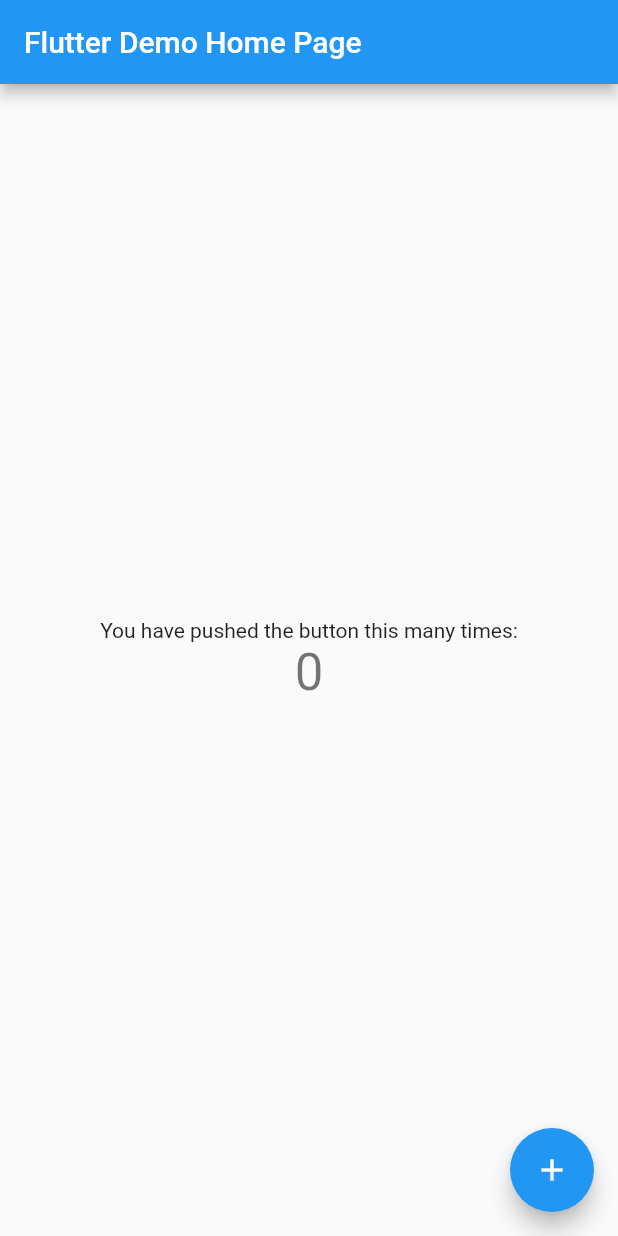
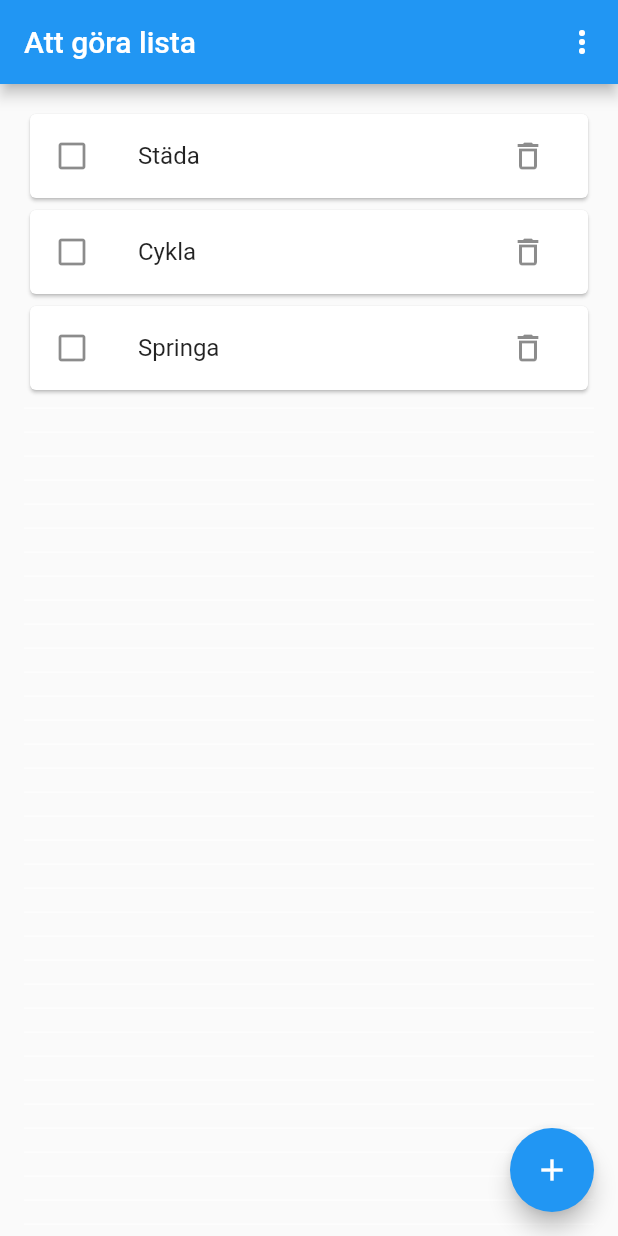
Before and after one commit to gu-tig169-ht21/gussilvol, a Flutter app: the screen it shows after launch, on a phone screen of 412 x 824 dp. Run offline on Flutter 3.47's test engine with Material 2 defaults, Android fonts, the phone set to English and light mode, and no system bars.

Commit message:
commitar steg 1

```diff
--- a/lib/main.dart
+++ b/lib/main.dart
@@ -1,115 +1,128 @@
 import 'package:flutter/material.dart';
+import 'package:flutter/rendering.dart';
+
+final List<String> _input = <String>["Städa", "Cykla", "Springa"];
+final _textEdit = TextEditingController();
+final _klar = <String>[];
 
 void main() {
-  runApp(const MyApp());
+  runApp(const MaterialApp(
+    title: "To-Do",
+    home: Hem(),
+  ));
 }
 
-class MyApp extends StatelessWidget {
-  const MyApp({Key? key}) : super(key: key);
+class Hem extends StatefulWidget {
+  const Hem({Key? key}) : super(key: key);
+  @override
+  _HemState createState() => _HemState();
+}
 
-  // This widget is the root of your application.
+class _HemState extends State<Hem> {
   @override
   Widget build(BuildContext context) {
-    return MaterialApp(
-      title: 'Flutter Demo',
-      theme: ThemeData(
-        // This is the theme of your application.
-        //
-        // Try running your application with "flutter run". You'll see the
-        // application has a blue toolbar. Then, without quitting the app, try
-        // changing the primarySwatch below to Colors.green and then invoke
-        // "hot reload" (press "r" in the console where you ran "flutter run",
-        // or simply save your changes to "hot reload" in a Flutter IDE).
-        // Notice that the counter didn't reset back to zero; the application
-        // is not restarted.
-        primarySwatch: Colors.blue,
+    return Scaffold(
+      appBar: AppBar(
+        actions: [
+          IconButton(
+              icon: const Icon(Icons.more_vert),
+              onPressed: () {
+                /*Navigator.push(
+                  context,
+                  MaterialPageRoute(builder: (context) => const GorInput()),
+                ).then((value) => setState(() {}));*/
+              })
+        ],
+        title: const Text("Att göra lista"),
       ),
-      home: const MyHomePage(title: 'Flutter Demo Home Page'),
+      body: gorLista(),
+      floatingActionButton: FloatingActionButton(
+          child: const Icon(Icons.add),
+          onPressed: () {
+            Navigator.push(
+              context,
+              MaterialPageRoute(builder: (context) => const GorInput()),
+            ).then((value) => setState(() {}));
+          }),
     );
+  }
+
+  Widget gorLista() {
+    return ListView.builder(
+        padding: const EdgeInsets.all(16.0),
+        itemBuilder: (BuildContext _context, int n) {
+          if (n < _input.length) {
+            return _gorRad(_input[n]);
+          } else {
+            return const Divider(
+              color: Colors.white,
+            );
+          }
+        });
+  }
+
+  Widget _gorRad(String text) {
+    final _fardig = _klar.contains(text);
+
+    _input.contains(text) ? null : _input.add(text);
+    return Card(
+        child: ListTile(
+      title: Text(
+        text,
+        style: TextStyle(
+          decoration: _fardig ? TextDecoration.lineThrough : null,
+        ),
+      ),
+      leading: Icon(
+        _fardig ? Icons.check_box : Icons.check_box_outline_blank_outlined,
+        color: _fardig ? Colors.pink : null,
+      ),
+      onTap: () {
+        setState(() {
+          _fardig ? _klar.remove(text) : _klar.add(text);
+        });
+      },
+      trailing: IconButton(
+        onPressed: () {
+          setState(() {
+            _input.remove(text);
+          });
+        },
+        icon: const Icon(Icons.delete_outline),
+      ),
+    ));
   }
 }
 
-class MyHomePage extends StatefulWidget {
-  const MyHomePage({Key? key, required this.title}) : super(key: key);
-
-  // This widget is the home page of your application. It is stateful, meaning
-  // that it has a State object (defined below) that contains fields that affect
-  // how it looks.
-
-  // This class is the configuration for the state. It holds the values (in this
-  // case the title) provided by the parent (in this case the App widget) and
-  // used by the build method of the State. Fields in a Widget subclass are
-  // always marked "final".
-
-  final String title;
-
+class GorInput extends StatefulWidget {
+  const GorInput({Key? key}) : super(key: key);
   @override
-  State<MyHomePage> createState() => _MyHomePageState();
+  _GorInputState createState() => _GorInputState();
 }
 
-class _MyHomePageState extends State<MyHomePage> {
-  int _counter = 0;
-
-  void _incrementCounter() {
-    setState(() {
-      // This call to setState tells the Flutter framework that something has
-      // changed in this State, which causes it to rerun the build method below
-      // so that the display can reflect the updated values. If we changed
-      // _counter without calling setState(), then the build method would not be
-      // called again, and so nothing would appear to happen.
-      _counter++;
-    });
-  }
-
+class _GorInputState extends State<GorInput> {
   @override
   Widget build(BuildContext context) {
-    // This method is rerun every time setState is called, for instance as done
-    // by the _incrementCounter method above.
-    //
-    // The Flutter framework has been optimized to make rerunning build methods
-    // fast, so that you can just rebuild anything that needs updating rather
-    // than having to individually change instances of widgets.
     return Scaffold(
-      appBar: AppBar(
-        // Here we take the value from the MyHomePage object that was created by
-        // the App.build method, and use it to set our appbar title.
-        title: Text(widget.title),
-      ),
-      body: Center(
-        // Center is a layout widget. It takes a single child and positions it
-        // in the middle of the parent.
-        child: Column(
-          // Column is also a layout widget. It takes a list of children and
-          // arranges them vertically. By default, it sizes itself to fit its
-          // children horizontally, and tries to be as tall as its parent.
-          //
-          // Invoke "debug painting" (press "p" in the console, choose the
-          // "Toggle Debug Paint" action from the Flutter Inspector in Android
-          // Studio, or the "Toggle Debug Paint" command in Visual Studio Code)
-          // to see the wireframe for each widget.
-          //
-          // Column has various properties to control how it sizes itself and
-          // how it positions its children. Here we use mainAxisAlignment to
-          // center the children vertically; the main axis here is the vertical
-          // axis because Columns are vertical (the cross axis would be
-          // horizontal).
-          mainAxisAlignment: MainAxisAlignment.center,
+        appBar: AppBar(
+          title: const Text("Lägg till på din att-göra lista"),
+        ),
+        body: Center(
+            child: Column(
           children: <Widget>[
-            const Text(
-              'You have pushed the button this many times:',
+            TextField(controller: _textEdit),
+            const Divider(
+              height: 18,
             ),
-            Text(
-              '$_counter',
-              style: Theme.of(context).textTheme.headline4,
-            ),
+            OutlinedButton(
+                onPressed: () {
+                  setState(() {
+                    _input.add(_textEdit.text);
+                    _textEdit.clear();
+                  });
+                },
+                child: const Text("Add")),
           ],
-        ),
-      ),
-      floatingActionButton: FloatingActionButton(
-        onPressed: _incrementCounter,
-        tooltip: 'Increment',
-        child: const Icon(Icons.add),
-      ), // This trailing comma makes auto-formatting nicer for build methods.
-    );
+        )));
   }
 }
--- a/pubspec.yaml
+++ b/pubspec.yaml
@@ -1,4 +1,4 @@
-name: my_first_app
+name: inlamningv1
 description: A new Flutter project.
 
 # The following line prevents the package from being accidentally published to
```
Also changed, not shown: pubspec.lock, 11 other files.
